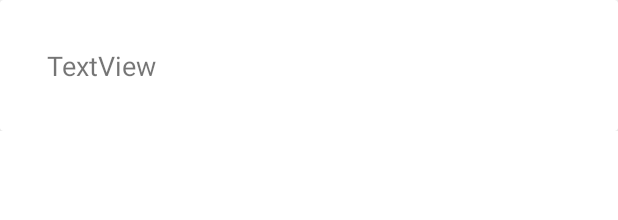
After one commit to tayyabmaqsood/app-with-database, an Android app: the layout student_list.xml on its own in the app's theme, with its tools: preview values and no code run, on a phone screen of 412 x 824 dp. The commit adds this screen. Shown: the top 220 px of the screen. Run offline under Robolectric (Android 15) with nearby library versions, the phone set to English and light mode, and no system bars.

Commit message:
Recycler view adapter and list xml added

```diff
--- /dev/null
+++ b/app/src/main/res/layout/student_list.xml
@@ -0,0 +1,26 @@
+<?xml version="1.0" encoding="utf-8"?>
+<LinearLayout xmlns:android="http://schemas.android.com/apk/res/android"
+    android:orientation="vertical"
+    android:layout_width="match_parent"
+    android:layout_height="wrap_content">
+    <androidx.cardview.widget.CardView
+        android:layout_width="match_parent"
+        android:layout_height="wrap_content">
+        <LinearLayout
+            android:layout_width="match_parent"
+            android:layout_height="wrap_content"
+            android:padding="16dp"
+            android:orientation="vertical">
+            <TextView
+                android:id="@+id/studentRowView"
+                android:layout_width="match_parent"
+                android:layout_height="wrap_content"
+                android:textSize="18dp"
+                android:layout_margin="15dp"
+                android:layout_weight="1"
+                android:text="TextView"
+                />
+        </LinearLayout>
+    </androidx.cardview.widget.CardView>
+
+</LinearLayout>
```
Also changed, not shown: app/src/main/java/haqnawaz/org/sqlitedb20211216/MyAdapter.java (added, +49 -0 lines), app/src/main/res/layout/activity_main.xml (+7 -0 lines).
